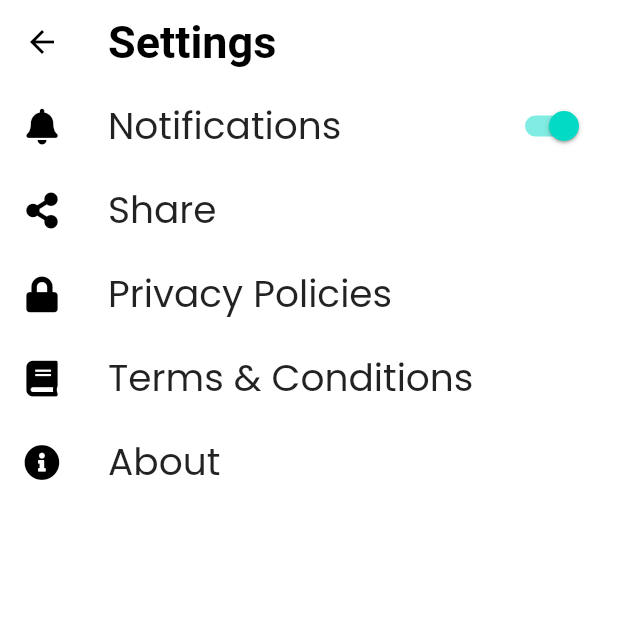
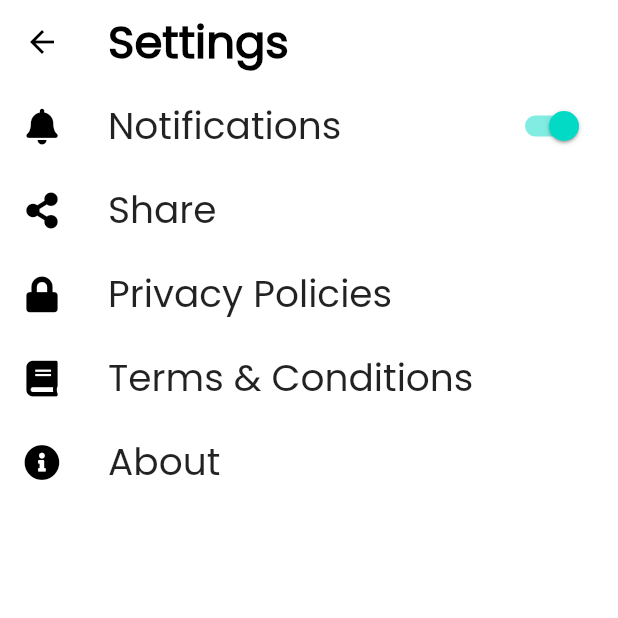
Before and after one commit to steniljoseph/Muzify, a Flutter app: the screen it shows after launch, after a tap on an icon or button, on a phone screen of 412 x 824 dp, the top half of it. Run offline on Flutter 3.47's test engine with Material 2 defaults, Android fonts, the phone set to English and light mode, and no system bars; our stand-ins replace assets_audio_player, audio_video_progress_bar, font_awesome_flutter, hive, hive_flutter, lottie and 5 more; accounts and stored records are empty.

Commit message:
final_commit

```diff
--- a/lib/screens/musiclist.dart
+++ b/lib/screens/musiclist.dart
@@ -46,7 +46,7 @@ class _MusicListState extends State<MusicList> {
         appBar: AppBar(
           automaticallyImplyLeading: false,
           title: const Text(
-            'Listen to your music',
+            'All Songs',
           ),
           actions: [
             Wrap(
--- a/lib/screens/settings.dart
+++ b/lib/screens/settings.dart
@@ -97,7 +97,8 @@ class _SettingsState extends State<Settings> {
                     leadingNew: FontAwesomeIcons.shareAlt,
                     ontapNew: () {
                       Share.share(
-                          'Hey Checkout this Cool Offline Music Player by Sneha Stenil');
+                        'Hey Checkout this Cool Offline Music Player.',
+                      );
                     },
                   ),
                   CustomListTile(
--- a/lib/themeprovider.dart
+++ b/lib/themeprovider.dart
@@ -3,7 +3,6 @@ import 'package:flutter/services.dart';
 
 class MyThemes {
   static final darkTheme = ThemeData(
-
     appBarTheme: const AppBarTheme(
       systemOverlayStyle: SystemUiOverlayStyle(
           systemNavigationBarColor: Colors.black,
@@ -57,12 +56,28 @@ class MyThemes {
   );
 
   static final lightTheme = ThemeData(
+    // appBarTheme: const AppBarTheme(
+    //   systemOverlayStyle: SystemUiOverlayStyle(
+    //     statusBarColor: Colors.white,
+    //     statusBarBrightness: Brightness.light,
+    //     systemNavigationBarColor: Colors.white,
+    //   ),
+    //   titleTextStyle: TextStyle(
+    //     color: Colors.black,
+    //     fontWeight: FontWeight.w600,
+    //     fontSize: 30,
+    //   ),
+    //   backgroundColor: Colors.white,
+    //   elevation: 0.0,
+    //   iconTheme: IconThemeData(color: Colors.black),
+    // ),
     appBarTheme: const AppBarTheme(
       systemOverlayStyle: SystemUiOverlayStyle(
+          systemNavigationBarColor: Colors.white,
           statusBarColor: Colors.white,
-          statusBarBrightness: Brightness.light,
-          systemNavigationBarColor: Colors.white),
+          statusBarBrightness: Brightness.dark),
       titleTextStyle: TextStyle(
+        fontFamily: 'Poppins',
         color: Colors.black,
         fontWeight: FontWeight.w600,
         fontSize: 30,
@@ -72,7 +87,7 @@ class MyThemes {
       iconTheme: IconThemeData(color: Colors.black),
     ),
     elevatedButtonTheme: ElevatedButtonThemeData(
-      style: ElevatedButton.styleFrom(primary: Colors.black),
+      style: ElevatedButton.styleFrom(primary: Colors.white),
     ),
     listTileTheme: const ListTileThemeData(
       iconColor: Colors.black,
--- a/pubspec.yaml
+++ b/pubspec.yaml
@@ -15,7 +15,7 @@ publish_to: 'none' # Remove this line if you wish to publish to pub.dev
 # In iOS, build-name is used as CFBundleShortVersionString while build-number used as CFBundleVersion.
 # Read more about iOS versioning at
 # https://developer.apple.com/library/archive/documentation/General/Reference/InfoPlistKeyReference/Articles/CoreFoundationKeys.html
-version: 1.0.0+1
+version: 1.0.0+2
 
 environment:
   sdk: ">=2.16.1 <3.0.0"
```
Also changed, not shown: lib/screens/nowplaying.dart (+31 -10 lines), lib/screens/search.dart (+23 -4 lines), 5 other files.
